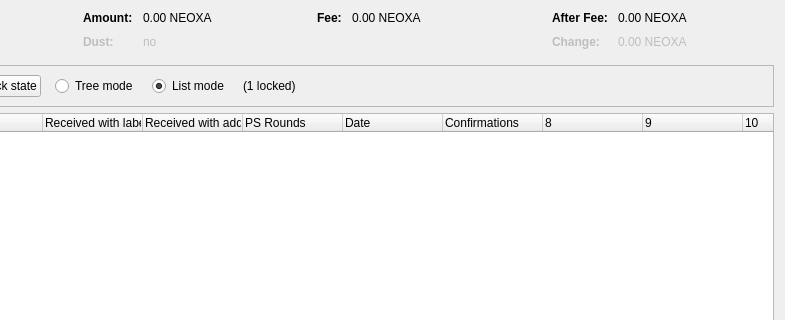
Old version of the form src/qt/forms/coincontroldialog.ui in the repository BlackRavenNetwork/BlackRaven-V2; both pictures show x 169 to 954 and y 0 to 320 of the 954 by 500 pixel window.
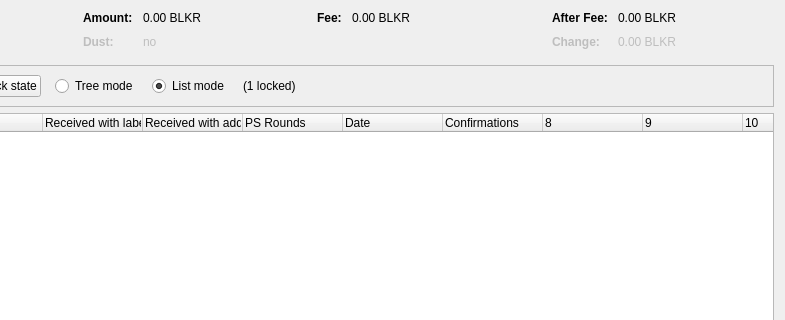
New version of the form. Custom widgets are drawn as their Qt base class.

Commit message:
Scrub remaining Neoxa branding and align docs with BLKR v2.
Replace leftover neoxa strings (config, RPC help, Qt, build files),
rename consensus and unit-test symbols to blackraven*, rewrite README
for v2 economics, and add contrib/scrub-neoxa-strings.sh for future passes.

Patch:
```diff
--- a/src/qt/forms/coincontroldialog.ui
+++ b/src/qt/forms/coincontroldialog.ui
@@ -132,7 +132,7 @@
           <enum>Qt::ActionsContextMenu</enum>
          </property>
          <property name="text">
-          <string notr="true">0.00 NEOXA</string>
+          <string notr="true">0.00 BLKR</string>
          </property>
          <property name="textInteractionFlags">
           <set>Qt::LinksAccessibleByMouse|Qt::TextSelectableByKeyboard|Qt::TextSelectableByMouse</set>
@@ -212,7 +212,7 @@
           <enum>Qt::ActionsContextMenu</enum>
          </property>
          <property name="text">
-          <string notr="true">0.00 NEOXA</string>
+          <string notr="true">0.00 BLKR</string>
          </property>
          <property name="textInteractionFlags">
           <set>Qt::LinksAccessibleByMouse|Qt::TextSelectableByKeyboard|Qt::TextSelectableByMouse</set>
@@ -257,7 +257,7 @@
           <enum>Qt::ActionsContextMenu</enum>
          </property>
          <property name="text">
-          <string notr="true">0.00 NEOXA</string>
+          <string notr="true">0.00 BLKR</string>
          </property>
          <property name="textInteractionFlags">
           <set>Qt::LinksAccessibleByMouse|Qt::TextSelectableByKeyboard|Qt::TextSelectableByMouse</set>
@@ -292,7 +292,7 @@
           <enum>Qt::ActionsContextMenu</enum>
          </property>
          <property name="text">
-          <string notr="true">0.00 NEOXA</string>
+          <string notr="true">0.00 BLKR</string>
          </property>
          <property name="textInteractionFlags">
           <set>Qt::LinksAccessibleByMouse|Qt::TextSelectableByKeyboard|Qt::TextSelectableByMouse</set>
```
The commit also changes 295 other files.
